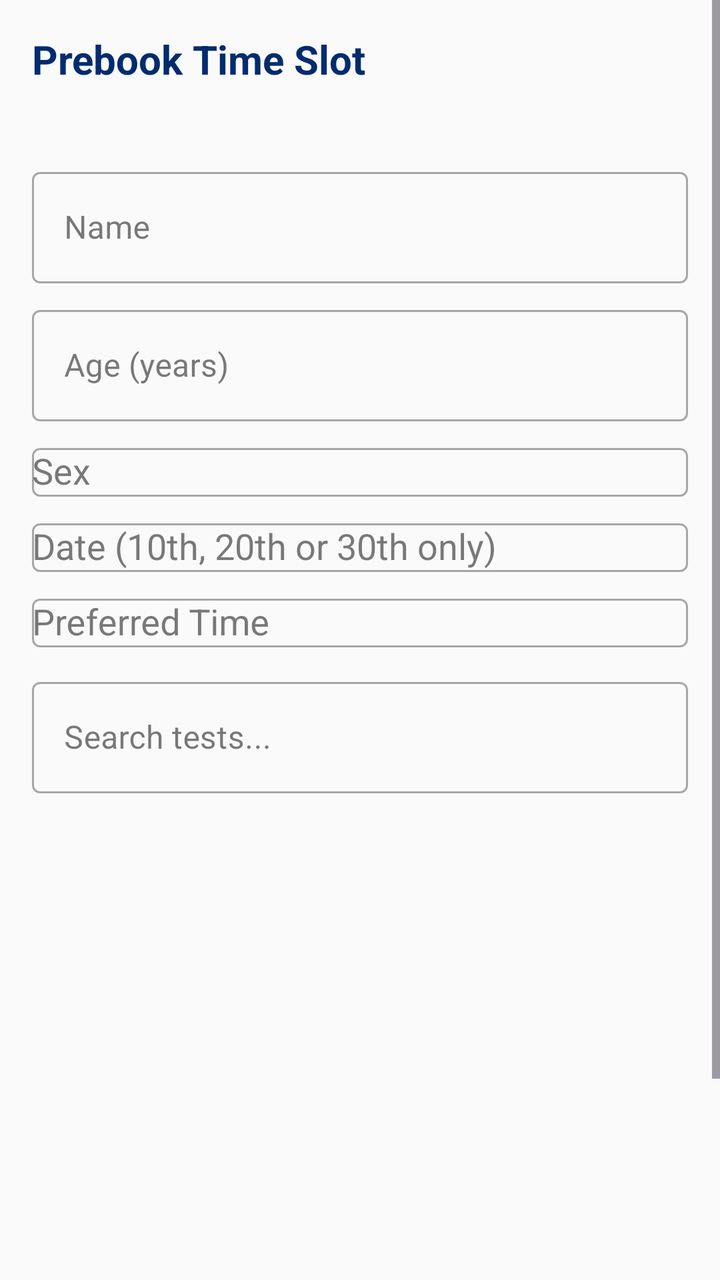
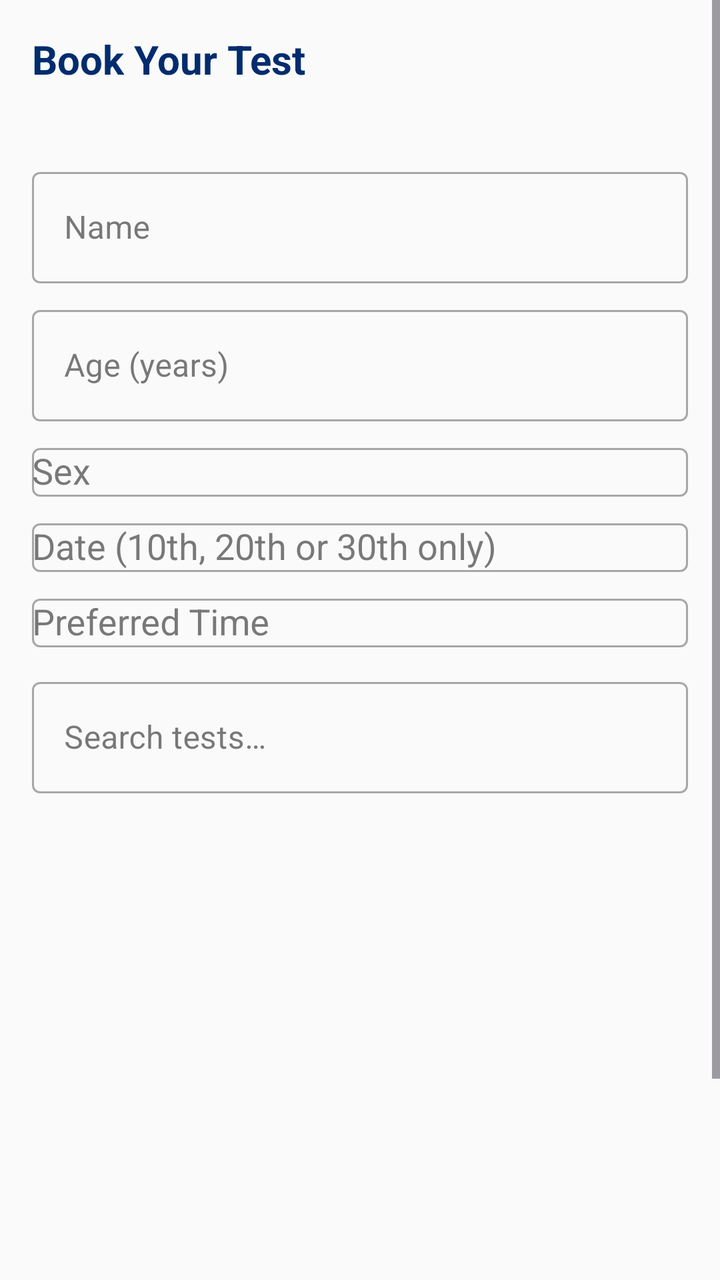

An Android layout rendered at two revisions. The XML below is the earlier revision; the diff shows what the commit changed to produce the second picture.
<!-- AndroidManifest.xml: application theme Theme.AnubhavLifeCare -->
<!-- res/layout/fragment_customer_prebook.xml -->
<?xml version="1.0" encoding="utf-8"?>
<ScrollView xmlns:android="http://schemas.android.com/apk/res/android"
    xmlns:app="http://schemas.android.com/apk/res-auto"
    android:layout_width="match_parent"
    android:layout_height="match_parent"
    android:fillViewport="true">

    <LinearLayout
        android:layout_width="match_parent"
        android:layout_height="wrap_content"
        android:orientation="vertical"
        android:padding="16dp">

        <TextView
            android:layout_width="match_parent"
            android:layout_height="wrap_content"
            android:layout_marginBottom="8dp"
            android:text="@string/prebook_time_slot"
            android:textColor="@color/brand_dark_blue"
            android:textSize="20sp"
            android:textStyle="bold" />

        <TextView
            android:id="@+id/tvPrebookPolicy"
            android:layout_width="match_parent"
            android:layout_height="wrap_content"
            android:layout_marginBottom="12dp"
            android:textColor="@color/text_secondary"
            android:textSize="13sp" />

        <com.google.android.material.textfield.TextInputLayout
            style="@style/Widget.MaterialComponents.TextInputLayout.OutlinedBox"
            android:layout_width="match_parent"
            android:layout_height="wrap_content"
            android:layout_marginBottom="8dp"
            android:hint="@string/name">

            <com.google.android.material.textfield.TextInputEditText
                android:id="@+id/etPatientName"
                android:layout_width="match_parent"
                android:layout_height="wrap_content" />
        </com.google.android.material.textfield.TextInputLayout>

        <com.google.android.material.textfield.TextInputLayout
            style="@style/Widget.MaterialComponents.TextInputLayout.OutlinedBox"
            android:layout_width="match_parent"
            android:layout_height="wrap_content"
            android:layout_marginBottom="8dp"
            android:hint="Age (years)">

            <com.google.android.material.textfield.TextInputEditText
                android:id="@+id/etAgeYear"
                android:layout_width="match_parent"
                android:layout_height="wrap_content"
                android:inputType="number" />
        </com.google.android.material.textfield.TextInputLayout>

        <com.google.android.material.textfield.TextInputLayout
            style="@style/Widget.MaterialComponents.TextInputLayout.OutlinedBox"
            android:layout_width="match_parent"
            android:layout_height="wrap_content"
            android:layout_marginBottom="8dp"
            android:hint="Sex">

            <AutoCompleteTextView
                android:id="@+id/spinnerSex"
                android:layout_width="match_parent"
                android:layout_height="wrap_content"
                android:inputType="none" />
        </com.google.android.material.textfield.TextInputLayout>

        <com.google.android.material.textfield.TextInputLayout
            style="@style/Widget.MaterialComponents.TextInputLayout.OutlinedBox"
            android:layout_width="match_parent"
            android:layout_height="wrap_content"
            android:layout_marginBottom="8dp"
            android:hint="@string/prebook_date_hint">

            <AutoCompleteTextView
                android:id="@+id/spinnerDate"
                android:layout_width="match_parent"
                android:layout_height="wrap_content"
                android:inputType="none" />
        </com.google.android.material.textfield.TextInputLayout>

        <com.google.android.material.textfield.TextInputLayout
            style="@style/Widget.MaterialComponents.TextInputLayout.OutlinedBox"
            android:layout_width="match_parent"
            android:layout_height="wrap_content"
            android:layout_marginBottom="12dp"
            android:hint="@string/preferred_time">

            <AutoCompleteTextView
                android:id="@+id/spinnerSlot"
                android:layout_width="match_parent"
                android:layout_height="wrap_content"
                android:inputType="none" />
        </com.google.android.material.textfield.TextInputLayout>

        <com.google.android.material.textfield.TextInputLayout
            style="@style/Widget.MaterialComponents.TextInputLayout.OutlinedBox"
            android:layout_width="match_parent"
            android:layout_height="wrap_content"
            android:layout_marginBottom="8dp"
            android:hint="@string/search_tests">

            <com.google.android.material.textfield.TextInputEditText
                android:id="@+id/etTestSearch"
                android:layout_width="match_parent"
                android:layout_height="wrap_content" />
        </com.google.android.material.textfield.TextInputLayout>

        <androidx.recyclerview.widget.RecyclerView
            android:id="@+id/rvTests"
            android:layout_width="match_parent"
            android:layout_height="200dp"
            android:layout_marginBottom="8dp" />

        <TextView
            android:id="@+id/tvSelectedTests"
            android:layout_width="match_parent"
            android:layout_height="wrap_content"
            android:layout_marginBottom="4dp"
            android:textSize="14sp" />

        <TextView
            android:id="@+id/tvTotalAmount"
            android:layout_width="match_parent"
            android:layout_height="wrap_content"
            android:layout_marginBottom="4dp"
            android:textStyle="bold" />

        <TextView
            android:id="@+id/tvAdvanceAmount"
            android:layout_width="match_parent"
            android:layout_height="wrap_content"
            android:layout_marginBottom="12dp"
            android:textColor="@color/brand_dark_blue"
            android:textStyle="bold" />

        <com.google.android.material.button.MaterialButton
            android:id="@+id/btnPayAdvance"
            android:layout_width="match_parent"
            android:layout_height="wrap_content"
            android:text="@string/pay_advance"
            app:cornerRadius="12dp" />

        <ProgressBar
            android:id="@+id/progressBar"
            android:layout_width="wrap_content"
            android:layout_height="wrap_content"
            android:layout_gravity="center"
            android:layout_marginTop="12dp"
            android:visibility="gone" />
    </LinearLayout>
</ScrollView>
<!-- resources referenced by this layout -->
<resources>
  <color name="brand_dark_blue">#002C6E</color>
  <color name="text_secondary">#757575</color>
  <string name="name">Name</string>
  <string name="pay_advance">Pay Advance</string>
  <string name="prebook_date_hint">Date (10th, 20th or 30th only)</string>
  <string name="prebook_time_slot">Prebook Time Slot</string>
  <string name="preferred_time">Preferred Time</string>
  <string name="search_tests">Search tests...</string>
  <style name="Theme.AnubhavLifeCare" parent="Theme.AktivAdmin" />
  <color name="medical_blue">@color/brand_blue</color>
  <color name="clinic_primary">@color/brand_dark_blue</color>
  <color name="text_white">#FFFFFF</color>
  <color name="medical_green">#43A047</color>
  <color name="secondary_dark">#388E3C</color>
  <color name="background_light">#FAFAFA</color>
  <color name="background_white">#FFFFFF</color>
  <color name="text_primary">#212121</color>
  <color name="brand_yellow">#FFB803</color>
  <style name="TextAppearance.AktivAdmin.Headline1" parent="TextAppearance.Material3.HeadlineLarge">
          <item name="android:textSize">32sp</item>
          <item name="android:textStyle">bold</item>
          <item name="android:textColor">@color/brand_dark_blue</item>
          <item name="fontFamily">sans-serif-medium</item>
      </style>
  <style name="TextAppearance.AktivAdmin.Headline6" parent="TextAppearance.Material3.HeadlineSmall">
          <item name="android:textSize">20sp</item>
          <item name="android:textStyle">bold</item>
          <item name="android:textColor">@color/brand_dark_blue</item>
          <item name="fontFamily">sans-serif-medium</item>
      </style>
  <style name="TextAppearance.AktivAdmin.Body1" parent="TextAppearance.Material3.BodyLarge">
          <item name="android:textSize">16sp</item>
          <item name="android:textColor">@color/text_secondary</item>
          <item name="fontFamily">sans-serif</item>
      </style>
  <style name="Widget.AktivAdmin.Button" parent="Widget.Material3.Button">
          <item name="android:background">@drawable/gradient_button</item>
          <item name="android:textColor">@color/text_white</item>
          <item name="cornerRadius">8dp</item>
          <item name="android:textSize">16sp</item>
          <item name="android:textStyle">bold</item>
          <item name="android:paddingTop">12dp</item>
          <item name="android:paddingBottom">12dp</item>
          <item name="elevation">4dp</item>
          <item name="android:stateListAnimator">@null</item>
      </style>
  <style name="Widget.AktivAdmin.CardView" parent="Widget.Material3.CardView.Elevated">
          <item name="cardCornerRadius">16dp</item>
          <item name="cardElevation">6dp</item>
          <item name="cardBackgroundColor">@color/card_background</item>
          <item name="android:layout_margin">8dp</item>
      </style>
  <color name="brand_blue">#1D4CD4</color>
  <!-- drawable gradient_button (drawable) -->
  <?xml version="1.0" encoding="utf-8"?>
  <shape xmlns:android="http://schemas.android.com/apk/res/android"
      android:shape="rectangle">
      <gradient
          android:angle="90"
          android:startColor="@color/button_gradient_start"
          android:endColor="@color/button_gradient_end"
          android:type="linear" />
      <corners android:radius="8dp" />
  </shape>
  <color name="card_background">#FFFFFF</color>
  <color name="button_gradient_start">@color/brand_blue</color>
  <color name="button_gradient_end">#0F3DB0</color>
  <!-- unchanged entries left out for length: 1 -->
</resources>

<!-- the commit's change to res/layout/fragment_customer_prebook.xml (unified diff, before → after) -->
@@ -12,6 +12,7 @@
         android:padding="16dp">
 
         <TextView
+            android:id="@+id/tvPrebookTitle"
             android:layout_width="match_parent"
             android:layout_height="wrap_content"
             android:layout_marginBottom="8dp"
@@ -46,7 +47,7 @@
             android:layout_width="match_parent"
             android:layout_height="wrap_content"
             android:layout_marginBottom="8dp"
-            android:hint="Age (years)">
+            android:hint="@string/patient_age">
 
             <com.google.android.material.textfield.TextInputEditText
                 android:id="@+id/etAgeYear"
@@ -60,7 +61,7 @@
             android:layout_width="match_parent"
             android:layout_height="wrap_content"
             android:layout_marginBottom="8dp"
-            android:hint="Sex">
+            android:hint="@string/patient_sex">
 
             <AutoCompleteTextView
                 android:id="@+id/spinnerSex"
<!-- resource entries referenced after the edit -->
@@ -3,11 +3,13 @@
   <color name="brand_dark_blue">#002C6E</color>
   <color name="text_secondary">#757575</color>
   <string name="name">Name</string>
-  <string name="pay_advance">Pay Advance</string>
+  <string name="patient_age">Age (years)</string>
+  <string name="patient_sex">Sex</string>
+  <string name="pay_advance">Pay 50%% Advance</string>
   <string name="prebook_date_hint">Date (10th, 20th or 30th only)</string>
-  <string name="prebook_time_slot">Prebook Time Slot</string>
+  <string name="prebook_time_slot">Book Your Test</string>
   <string name="preferred_time">Preferred Time</string>
-  <string name="search_tests">Search tests...</string>
+  <string name="search_tests">Search tests…</string>
   <style name="Theme.AnubhavLifeCare" parent="Theme.AktivAdmin" />
   <color name="medical_blue">@color/brand_blue</color>
   <color name="clinic_primary">@color/brand_dark_blue</color>
